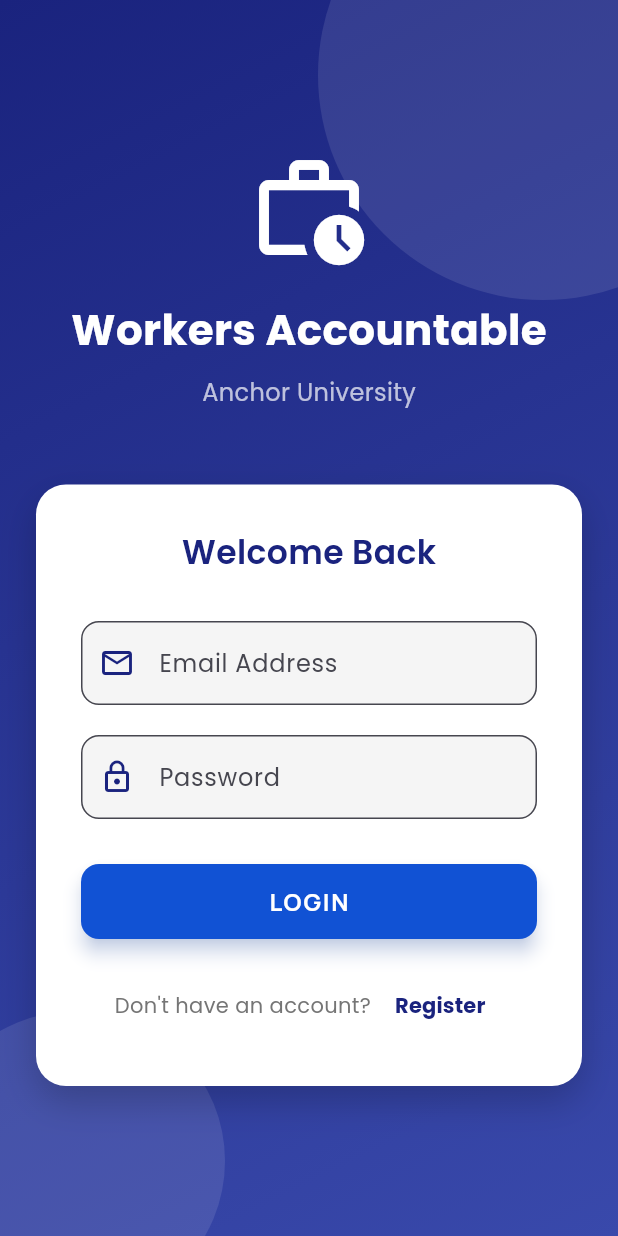
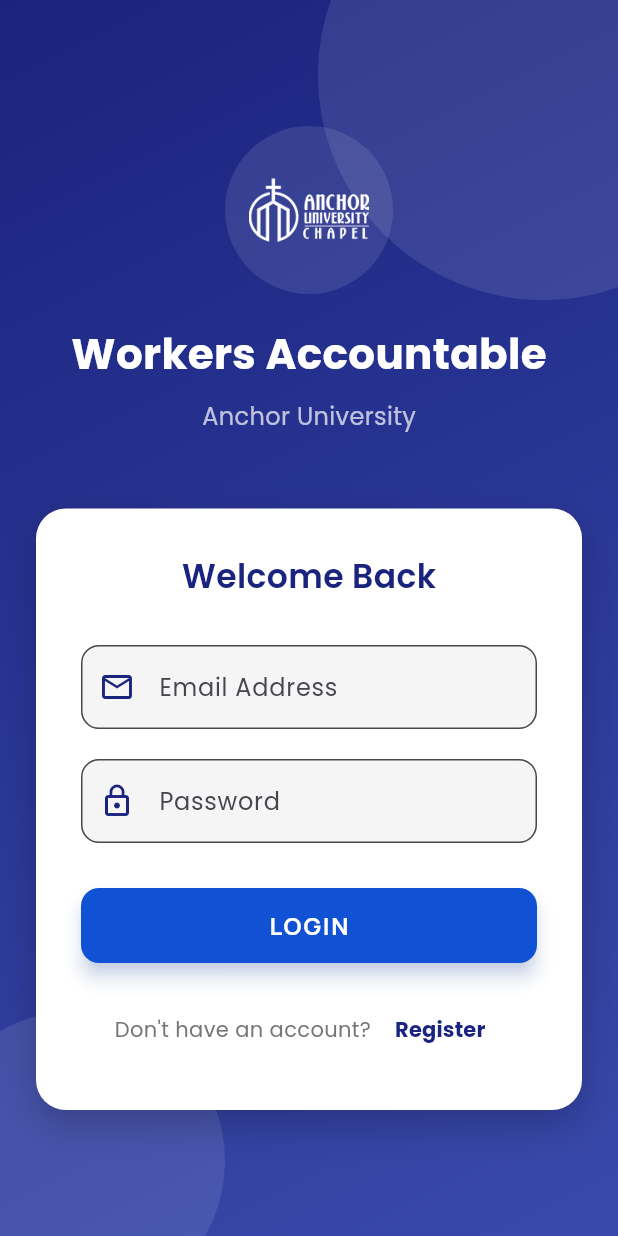
Before and after one commit to femi-tobi/workers-accountability, a Flutter app: the screen it shows after launch, on a phone screen of 412 x 824 dp. Run offline on Flutter 3.47's test engine with Material 3 defaults, Android fonts, the light colour scheme and no system bars; drawn by our look-alikes of flutter_animate; our stand-ins replace google_fonts; accounts and stored records are empty.

Commit message:
feat: Implement user authentication with login, registration, and dashboard screens, and configure app launcher icons.

```diff
--- a/lib/screens/login_screen.dart
+++ b/lib/screens/login_screen.dart
@@ -105,10 +105,17 @@
                 mainAxisAlignment: MainAxisAlignment.center,
                 children: [
                   // Logo or Icon
-                  Icon(
-                    Icons.work_history_outlined,
-                    size: 80,
-                    color: Colors.white,
+                  Container(
+                    padding: const EdgeInsets.all(16),
+                    decoration: BoxDecoration(
+                      color: Colors.white.withOpacity(0.1),
+                      shape: BoxShape.circle,
+                    ),
+                    child: Image.asset(
+                      'assets/anchor.png',
+                      width: 80,
+                      height: 80,
+                    ),
                   ).animate().fadeIn(duration: 800.ms).slideY(begin: -0.5, end: 0),
                   const SizedBox(height: 20),
                   Text(
--- a/lib/services/auth_service.dart
+++ b/lib/services/auth_service.dart
@@ -148,6 +148,8 @@
         },
       ).timeout(const Duration(seconds: 60));
 
+      print('Get Profile Response: "${response.body}"'); // Debug
+
       if (response.statusCode == 200) {
         final data = jsonDecode(response.body);
         return {'success': true, 'data': data};
```
Also changed, not shown: lib/screens/dashboard_screen.dart (+6 -1 lines), lib/screens/register_screen.dart (+15 -0 lines), pubspec.yaml (+9 -3 lines), pubspec.lock, 28 other files.
